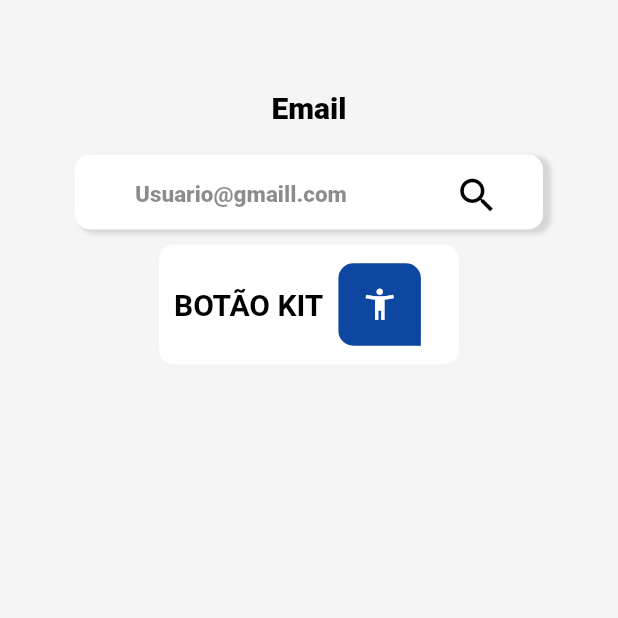
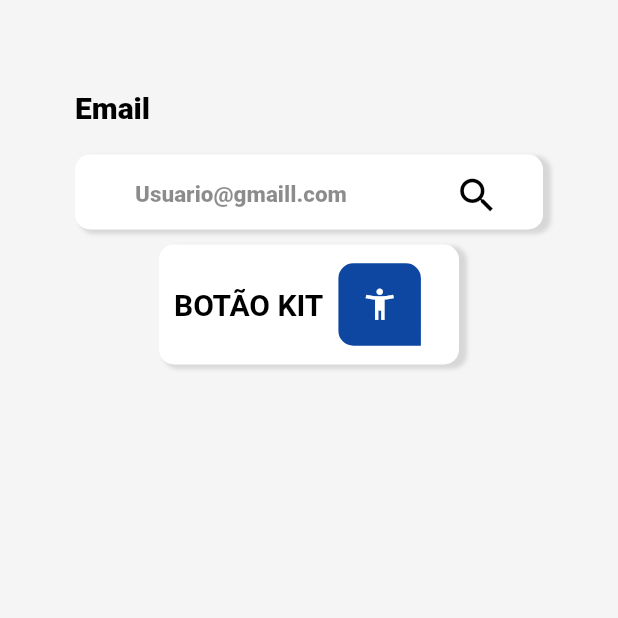
Before and after one commit to tobiassilva/components_qt_kit, a Flutter app: the screen it shows after launch, on a phone screen of 412 x 824 dp, the top half of it. Run offline on Flutter 3.47's test engine with Material 2 defaults, Android fonts, the phone set to English and light mode, and no system bars; our stand-ins replace connectivity.

Commit message:
kitTextFields+Buttons

```diff
--- a/example/lib/main.dart
+++ b/example/lib/main.dart
@@ -47,7 +47,7 @@ class _MyAppState extends State<MyApp> {
                       borderRadius: BorderRadius.circular(10)),
                   margin: EdgeInsets.symmetric(horizontal: 50, vertical: 10),
                   containTiltle: true,
-                  mainAxisAlignmentTitle: MainAxisAlignment.center,
+                  mainAxisAlignmentTitle: MainAxisAlignment.start,
                   title: 'Email',
                   titleStyle: TextStyle(
                       color: Colors.black,
@@ -69,9 +69,19 @@ class _MyAppState extends State<MyApp> {
                     size: 30,
                   ),
                 ),
-                Center(
+                GestureDetector(
+                  onTap: () {
+                    print('OOOOOOOOOOOI');
+                  },
                   child: KitButton(
                     decorationButton: const BoxDecoration(
+                        boxShadow: [
+                          BoxShadow(
+                              color: Colors.black12,
+                              offset: Offset(4, 2),
+                              blurRadius: 1.5,
+                              spreadRadius: 1.0)
+                        ],
                         color: Colors.white,
                         borderRadius: BorderRadius.all(Radius.circular(10))),
                     shadowButton: true,
--- a/lib/components_qt_kit.dart
+++ b/lib/components_qt_kit.dart
@@ -3,9 +3,9 @@ library quadrant_components;
 export 'src/quadrant_requests.dart';
 
 class ClassTeste {
-  String teste1({required int val}){
-    if(val > 6) return "Passou";
-    if(val > 0) return "Reprovado";
+  String teste1({required int val}) {
+    if (val > 6) return "Passou";
+    if (val > 0) return "Reprovado";
     return "error";
   }
 }
```
Also changed, not shown: 1 other file.
